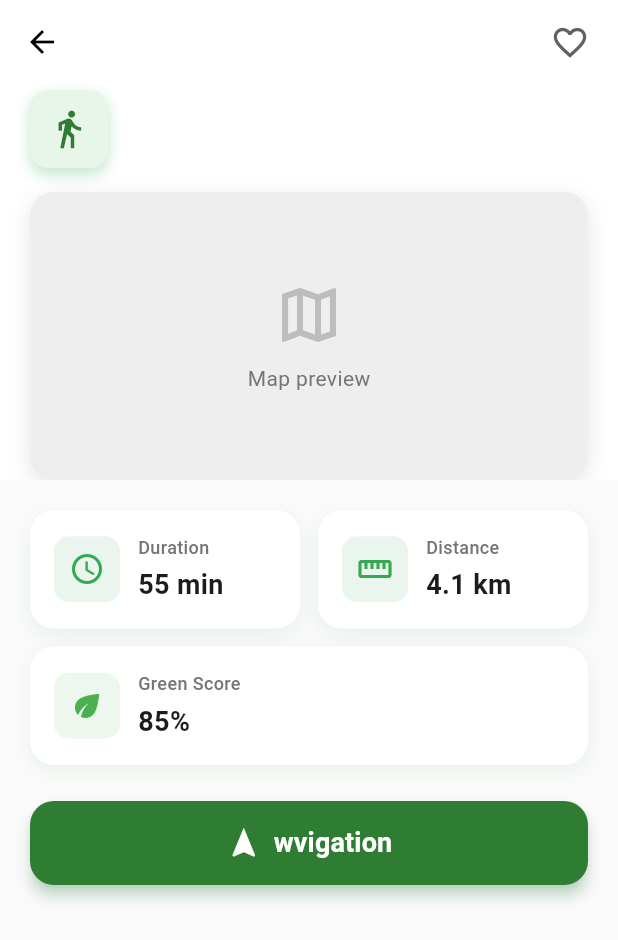
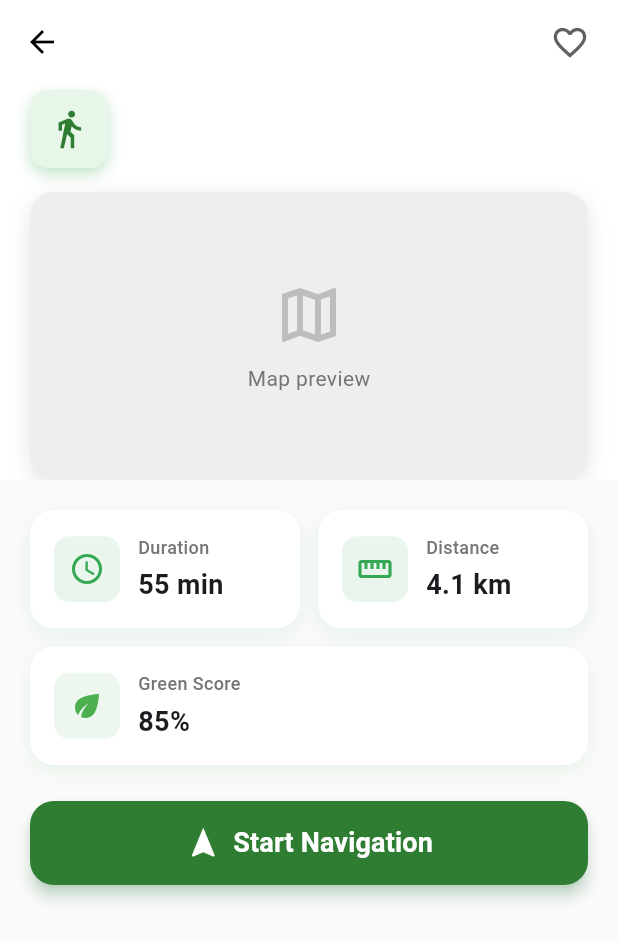
Before and after one commit to LycaApostol/Green_Route, a Flutter app: the RouteDetailScreen screen opened directly with empty values, on a phone screen of 412 x 824 dp. Shown: the top 940 px of the screen. Run offline on Flutter 3.47's test engine with Material 3 defaults, Android fonts, the phone set to English and light mode, and no system bars; our stand-ins replace cloud_firestore, firebase_auth, firebase_core, firebase_storage, flutter_compass, flutter_local_notifications and 5 more; missing offline and left inert: flutter_facebook_auth, flutter_polyline_points, otp; accounts and stored records are empty.

Commit message:
fixing the sizebox of the route detail

```diff
--- a/lib/screens/route_detail_screen.dart
+++ b/lib/screens/route_detail_screen.dart
@@ -128,7 +128,6 @@ class _RouteDetailScreenState extends State<RouteDetailScreen>
           );
         }
       } else {
-        // Remove from favorites - find the document ID first
         final favorites = await _db.streamFavorites(uid).first;
         final favoriteToRemove = favorites.firstWhere(
           (fav) => fav['title'] == widget.title && fav['subtitle'] == widget.subtitle,
@@ -155,7 +154,6 @@ class _RouteDetailScreenState extends State<RouteDetailScreen>
         }
       }
     } catch (e) {
-      // Revert state if error
       setState(() => _isFavorite = !_isFavorite);
 
       if (mounted) {
@@ -179,7 +177,6 @@ class _RouteDetailScreenState extends State<RouteDetailScreen>
 
     if (!mounted) return;
 
-    // Pass route data to MapRouteScreen for live navigation
     Navigator.push(
       context,
       MaterialPageRoute(
@@ -220,7 +217,6 @@ class _RouteDetailScreenState extends State<RouteDetailScreen>
 
   @override
   Widget build(BuildContext context) {
-    // Extract route data
     final mode = widget.routeData?['mode'] ?? 'walking';
     final distance = widget.routeData?['distance'] ?? '4.1 km';
     final duration = widget.routeData?['duration'] ?? '55 min';
@@ -234,15 +230,14 @@ class _RouteDetailScreenState extends State<RouteDetailScreen>
           'longitude': point['longitude'],
         }).toList() ?? [];
 
-    final primaryColor = const Color(0xFF34A853); // Green for all modes
-    final lightColor = const Color(0xFFE8F5E9); // Light green
-    final darkColor = const Color(0xFF2E7D32); // Dark green
+    final primaryColor = const Color(0xFF34A853);
+    final lightColor = const Color(0xFFE8F5E9);
+    final darkColor = const Color(0xFF2E7D32);
 
     return Scaffold(
       backgroundColor: Colors.grey[50],
       body: CustomScrollView(
         slivers: [
-          // Animated App Bar with Favorite Button
           SliverAppBar(
             expandedHeight: 320,
             pinned: true,
@@ -250,7 +245,6 @@ class _RouteDetailScreenState extends State<RouteDetailScreen>
             foregroundColor: Colors.black,
             elevation: 0,
             actions: [
-              // Favorite Button
               _isCheckingFavorite
                   ? const Padding(
                       padding: EdgeInsets.all(16.0),
@@ -285,7 +279,6 @@ class _RouteDetailScreenState extends State<RouteDetailScreen>
               background: Column(
                 children: [
                   const SizedBox(height: 60),
-                  // Route Type Header with Animation
                   FadeTransition(
                     opacity: _fadeAnimation,
                     child: SlideTransition(
@@ -389,7 +382,6 @@ class _RouteDetailScreenState extends State<RouteDetailScreen>
                     ),
                   ),
                   const SizedBox(height: 16),
-                  // Interactive Map
                   Expanded(
                     child: Padding(
                       padding: const EdgeInsets.symmetric(horizontal: 20),
@@ -439,9 +431,7 @@ class _RouteDetailScreenState extends State<RouteDetailScreen>
                                           polylinePoints.first['latitude'],
                                           polylinePoints.first['longitude'],
                                         ),
-                                        icon: maps.BitmapDescriptor.defaultMarkerWithHue(
-                                          120.0 // Bright green hue
-                                        ),
+                                        icon: maps.BitmapDescriptor.defaultMarkerWithHue(120.0),
                                         infoWindow: const maps.InfoWindow(title: 'Start'),
                                       ),
                                       maps.Marker(
@@ -450,9 +440,7 @@ class _RouteDetailScreenState extends State<RouteDetailScreen>
                                           polylinePoints.last['latitude'],
                                           polylinePoints.last['longitude'],
                                         ),
-                                        icon: maps.BitmapDescriptor.defaultMarkerWithHue(
-                                          0.0 // Bright red hue
-                                        ),
+                                        icon: maps.BitmapDescriptor.defaultMarkerWithHue(0.0),
                                         infoWindow: const maps.InfoWindow(title: 'Destination'),
                                       ),
                                     },
@@ -499,7 +487,6 @@ class _RouteDetailScreenState extends State<RouteDetailScreen>
             ),
           ),
 
-          // Content
           SliverToBoxAdapter(
             child: FadeTransition(
               opacity: _fadeAnimation,
@@ -508,11 +495,11 @@ class _RouteDetailScreenState extends State<RouteDetailScreen>
                 child: Column(
                   crossAxisAlignment: CrossAxisAlignment.start,
                   children: [
-                    // Stats Cards
-                    Row(
-                      children: [
-                        Expanded(
-                          child: _buildAnimatedStatCard(
+                    IntrinsicHeight(
+                      child: Row(
+                        children: [
+                          Expanded(
+                            child: _buildAnimatedStatCard(
                             icon: Icons.access_time,
                             label: 'Duration',
                             value: duration,
@@ -532,10 +519,10 @@ class _RouteDetailScreenState extends State<RouteDetailScreen>
                         ),
                       ],
                     ),
+                  ),
 
                     const SizedBox(height: 12),
 
-                    // Green Score Card
                     _buildAnimatedStatCard(
                       icon: Icons.eco,
                       label: 'Green Score',
@@ -547,17 +534,16 @@ class _RouteDetailScreenState extends State<RouteDetailScreen>
 
                     const SizedBox(height: 24),
 
-                    // Start Button
                     AnimatedContainer(
                       duration: const Duration(milliseconds: 300),
                       child: ElevatedButton(
                         onPressed: () => _onStart(context),
                         style: ElevatedButton.styleFrom(
-                          backgroundColor: const Color(0xFF2E7D32), // Dark green
+                          backgroundColor: const Color(0xFF2E7D32),
                           foregroundColor: Colors.white,
                           minimumSize: const Size.fromHeight(56),
                           elevation: 4,
-                          shadowColor: const Color(0xFF34A853).withOpacity(0.5), // Green shadow
+                          shadowColor: const Color(0xFF34A853).withOpacity(0.5),
                           shape: RoundedRectangleBorder(
                             borderRadius: BorderRadius.circular(16),
                           ),
@@ -568,7 +554,7 @@ class _RouteDetailScreenState extends State<RouteDetailScreen>
                             Icon(Icons.navigation, size: 24),
                             SizedBox(width: 8),
                             Text(
-                              'wvigation',
+                              'Start Navigation',
                               style: TextStyle(
                                 fontSize: 18,
                                 fontWeight: FontWeight.bold,
@@ -579,11 +565,9 @@ class _RouteDetailScreenState extends State<RouteDetailScreen>
                       ),
                     ),
 
-                    // Directions Section
                     if (steps.isNotEmpty) ...[
                       const SizedBox(height: 32),
 
-                      // Directions Header
                       InkWell(
                         onTap: () {
                           setState(() {
@@ -655,7 +639,6 @@ class _RouteDetailScreenState extends State<RouteDetailScreen>
                         ),
                       ),
 
-                      // Animated Directions List
                       AnimatedSize(
                         duration: const Duration(milliseconds: 300),
                         curve: Curves.easeInOut,
@@ -704,10 +687,12 @@ class _RouteDetailScreenState extends State<RouteDetailScreen>
       duration: Duration(milliseconds: 600 + delay),
       curve: Curves.easeOutBack,
       builder: (context, animValue, child) {
+        final clampedValue = animValue.clamp(0.0, 1.0);
+
         return Transform.scale(
-          scale: animValue,
+          scale: clampedValue,
           child: Opacity(
-            opacity: animValue,
+            opacity: clampedValue,
             child: Container(
               padding: const EdgeInsets.all(16),
               decoration: BoxDecoration(
@@ -781,10 +766,12 @@ class _RouteDetailScreenState extends State<RouteDetailScreen>
       duration: Duration(milliseconds: 400 + (stepIndex * 50)),
       curve: Curves.easeOut,
       builder: (context, animValue, child) {
+        final clampedValue = animValue.clamp(0.0, 1.0);
+
         return Transform.translate(
-          offset: Offset(0, 20 * (1 - animValue)),
+          offset: Offset(0, 20 * (1 - clampedValue)),
           child: Opacity(
-            opacity: animValue,
+            opacity: clampedValue,
             child: Padding(
               padding: const EdgeInsets.only(bottom: 12),
               child: InkWell(
@@ -816,7 +803,6 @@ class _RouteDetailScreenState extends State<RouteDetailScreen>
                   child: Row(
                     crossAxisAlignment: CrossAxisAlignment.start,
                     children: [
-                      // Step number
                       Container(
                         width: 36,
                         height: 36,
@@ -850,8 +836,6 @@ class _RouteDetailScreenState extends State<RouteDetailScreen>
                         ),
                       ),
                       const SizedBox(width: 14),
-
-                      // Step details
                       Expanded(
                         child: Column(
                           crossAxisAlignment: CrossAxisAlignment.start,
```
